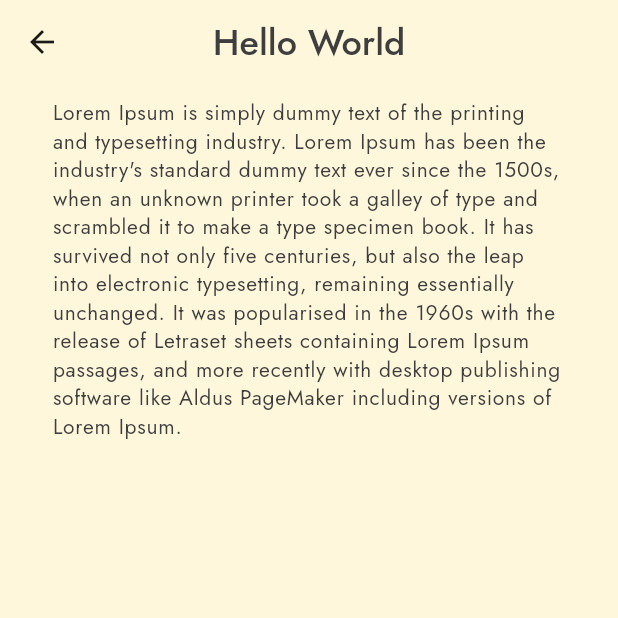
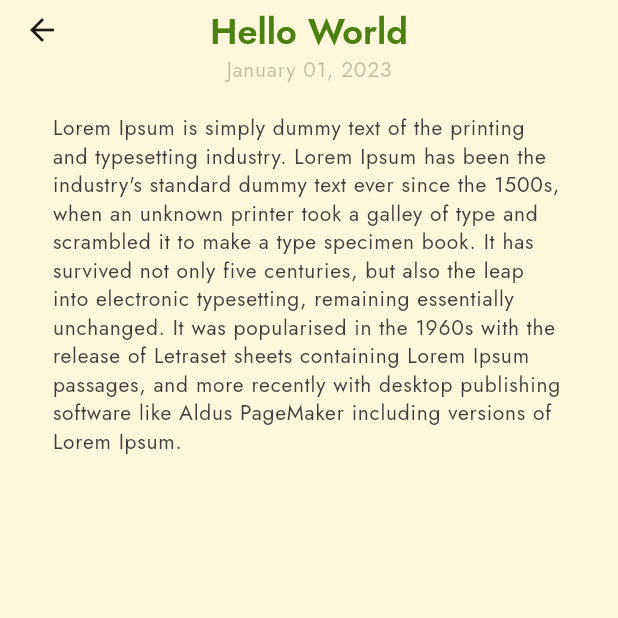
Before and after one commit to BennyWu1210/LifeLog-App, a Flutter app: the screen it shows after launch, after a tap on "Hello World", on a phone screen of 412 x 824 dp, the top half of it. Run offline on Flutter 3.47's test engine with Material 3 defaults, Android fonts, the phone set to English and light mode, and no system bars; our stand-ins replace google_fonts.

```diff
--- a/Flutter/lib/pages/home_page.dart
+++ b/Flutter/lib/pages/home_page.dart
@@ -2,6 +2,8 @@ import 'package:flutter/material.dart';
 import 'package:flutter/services.dart';
 import 'package:journal_app/pages/journal.dart';
 import 'package:journal_app/pages/settings_page.dart';
+import 'package:intl/intl.dart';
+
 
 // Custom files
 import '../utilities/journal_template.dart';
@@ -112,7 +114,7 @@ class _MyHomePageState extends State<MyHomePage> {
                                           fontSize: 18,
                                           fontWeight: FontWeight.w900)),
                                   subtitle: Text(
-                                    journalList[index].content,
+                                    "${DateFormat("MMMM dd, yyyy").format(journalList[index].time)}  |  ${journalList[index].content}",
                                     style: Theme.of(context).textTheme.bodySmall,
                                     overflow: TextOverflow.ellipsis,
                                     maxLines: 2,
--- a/Flutter/lib/pages/journal.dart
+++ b/Flutter/lib/pages/journal.dart
@@ -1,10 +1,12 @@
 import 'package:flutter/material.dart';
 import '../utilities/journal_template.dart';
 import '../style/style.dart';
+import 'package:intl/intl.dart';
+
 
 class JournalPage extends StatefulWidget {
   final Journal journal;
-  const JournalPage({Key? key, required this.journal})
+  JournalPage({Key? key, required this.journal})
       : super(key: key);
 
   @override
@@ -17,15 +19,25 @@ class _JournalPageState extends State<JournalPage> {
   Widget build(BuildContext context) {
     return Scaffold(
       appBar: AppBar(
-        title: Text(
+        title: Padding(
+          padding: const EdgeInsets.only(top: 5),
+          child: Text(
             widget.journal.title,
-          style: Theme.of(context).textTheme.headlineMedium,
+            style: Theme.of(context).textTheme.headlineSmall?.copyWith(fontSize: 24),
+          ),
         ),
         backgroundColor: bgcolor,
         centerTitle: true,
+        bottom: PreferredSize(
+          preferredSize: Size.zero,
+          child: Text(
+            DateFormat("MMMM dd, yyyy").format(widget.journal.time),
+            style: Theme.of(context).textTheme.labelMedium,
+          ),
+        ),
       ),
       body: Padding(
-        padding: const EdgeInsets.symmetric(vertical: 10, horizontal: 35),
+        padding: const EdgeInsets.symmetric(vertical: 20, horizontal: 35),
         child: Column(
           children: <Widget> [
             Text(
--- a/Flutter/pubspec.yaml
+++ b/Flutter/pubspec.yaml
@@ -41,6 +41,8 @@ dependencies:
 dev_dependencies:
   flutter_test:
     sdk: flutter
+
+  intl: ^0.17.0
 
   # The "flutter_lints" package below contains a set of recommended lints to
   # encourage good coding practices. The lint set provided by the package is
```
Also changed, not shown: Flutter/pubspec.lock.
